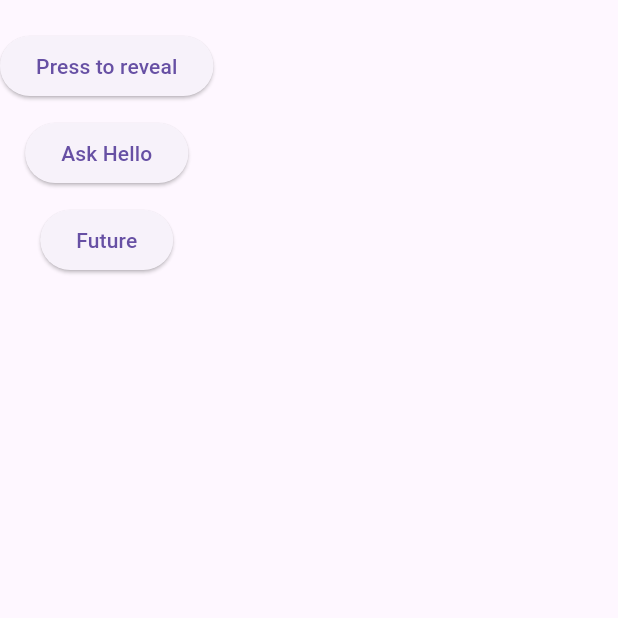
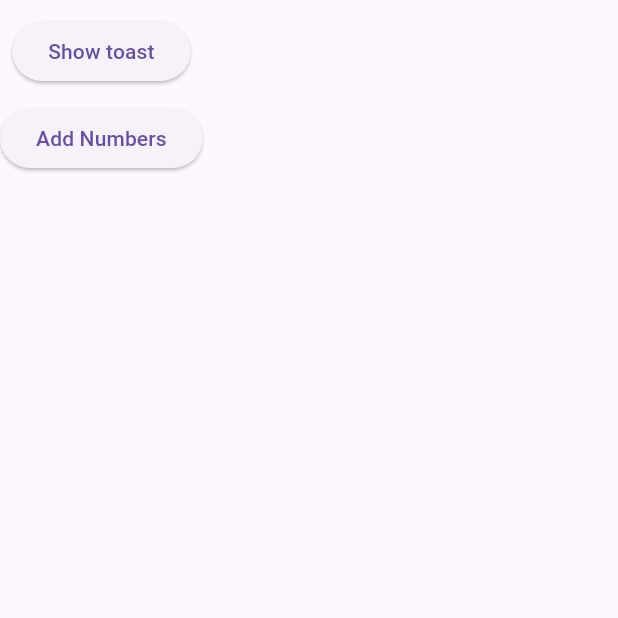
Before and after one commit to awaab-ahmad/testing_Ci_Cd, a Flutter app: the screen it shows after launch, on a phone screen of 412 x 824 dp, the top half of it. Run offline on Flutter 3.47's test engine with Material 3 defaults, Android fonts, the phone set to English and light mode, and no system bars; our stand-ins replace flutter_local_notifications, material_ui, timezone.

Commit message:
Added Matrix Working

```diff
--- a/lib/views/screens/kotlin_show.dart
+++ b/lib/views/screens/kotlin_show.dart
@@ -5,36 +5,34 @@ import 'package:flutter/services.dart';
 class KotlinHello extends StatelessWidget {
   const new({super.key});
 
-  static const channel = MethodChannel('testing.work');
+  static const MethodChannel channel = MethodChannel("method_Channel_work");
 
   @override
   Widget build(BuildContext context) {
     return Scaffold(
       body: Column(
         children: [
-          const SizedBox(height: 20),
-          ElevatedButton(
-            onPressed: () async {
-              final data = await channel.invokeMethod('testUS');
-              if (kDebugMode) print(data);
-            },
-            child: Text('Press to reveal'),
-          ),
           const SizedBox(height: 10),
           ElevatedButton(
             onPressed: () async {
-              final res = await channel.invokeMethod('Say Hello');
-              if (kDebugMode) print(res);
+              final batteryPercentage = await channel.invokeMethod(
+                "get_battery_percentage",
+              );
+              if (kDebugMode) print(batteryPercentage);
             },
-            child: Text('Ask Hello'),
+            child: Text('Show toast'),
           ),
+
           const SizedBox(height: 10),
           ElevatedButton(
             onPressed: () async {
-              final res = await channel.invokeMethod('To the Future ');
+              final res = await channel.invokeMethod("add_numbers", {
+                'val1': 10,
+                'val2': 30,
+              });
               if (kDebugMode) print(res);
             },
-            child: Text('Future'),
+            child: Text('Add Numbers'),
           ),
         ],
       ),
```
Also changed, not shown: 3 other files.
